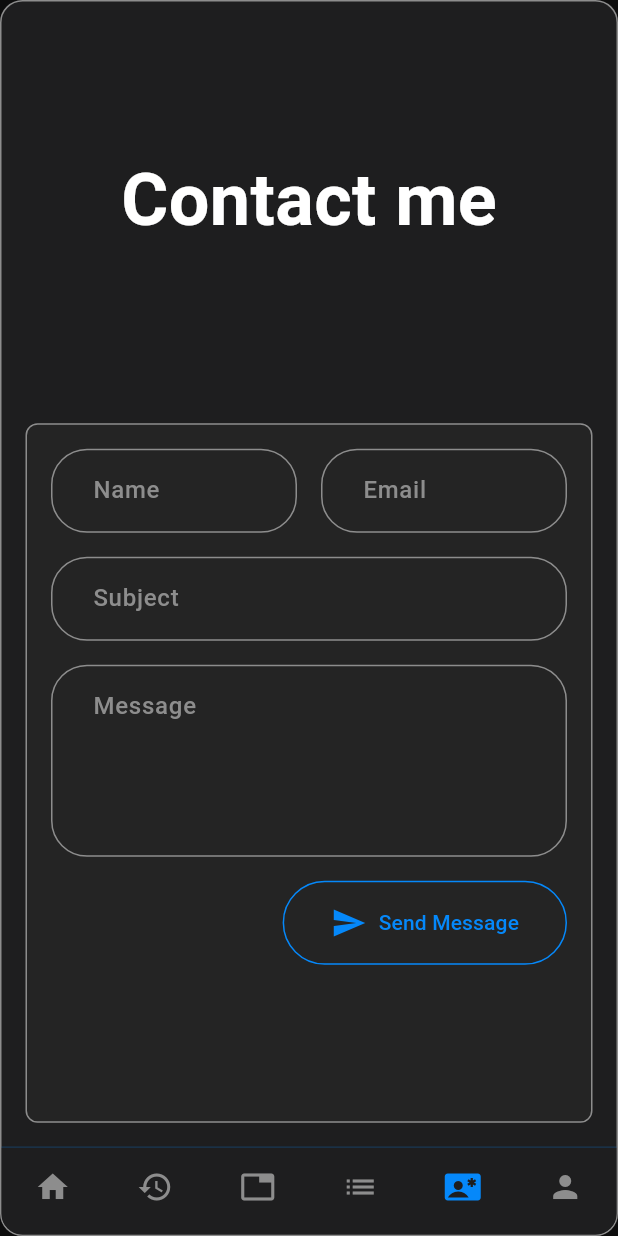
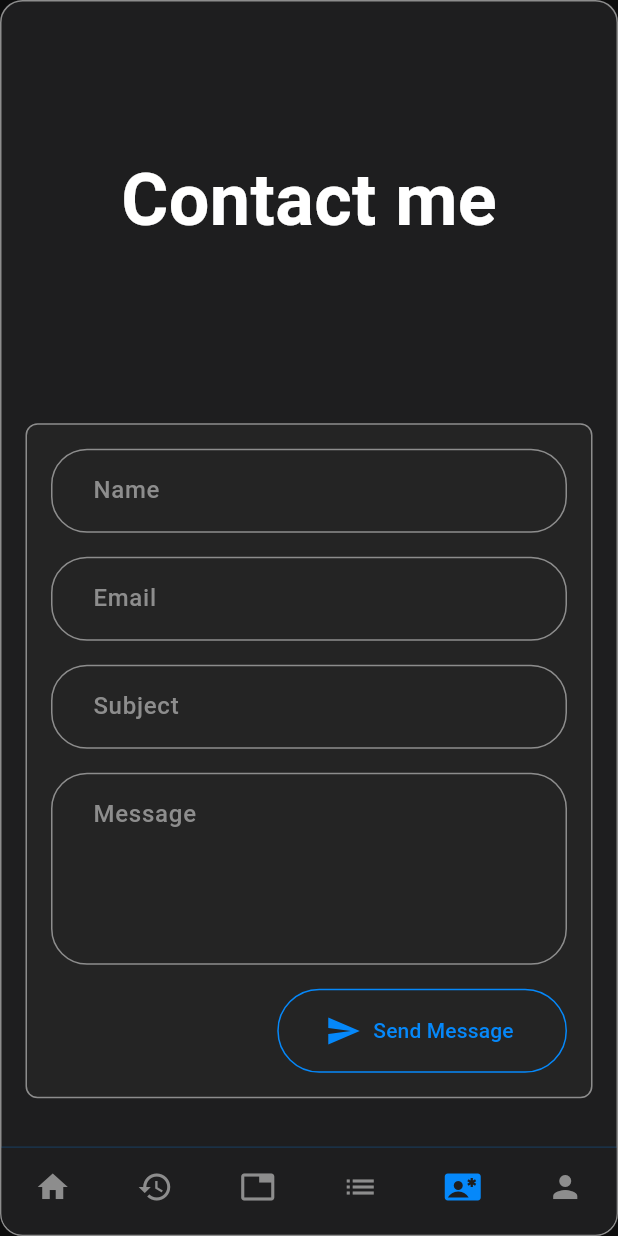
Before and after one commit to TruongThaiNgan/portfolio, a Flutter app: the screen it shows after launch, item 5 of the bottom bar chosen, on a phone screen of 412 x 824 dp. Run offline on Flutter 3.47's test engine with Material 3 defaults, Android fonts, the phone set to English and light mode, and no system bars; our stand-ins replace bot_toast, device_info_plus, dio, equatable, flutter_bloc, get_it and 5 more; missing offline and left inert: timeline_list; generated files the repository leaves out were written again.

Commit message:
feat: add contact form bloc

```diff
--- a/lib/constants/enums.dart
+++ b/lib/constants/enums.dart
@@ -12,10 +12,10 @@ enum HomeContact {
         return 'truongthaingan19@gmail.com';
 
       case phone:
-        return '+084 394 737 306';
+        return '+084 ... ... 306';
 
       case location:
-        return 'Tân Bình, Tp HCM';
+        return 'Bình Tân, Tp HCM';
     }
   }
 
--- a/lib/presentation/contact/contact_screen.dart
+++ b/lib/presentation/contact/contact_screen.dart
@@ -22,7 +22,12 @@ class ContactScreen extends StatelessWidget {
             ),
           ),
           const SizedBox(height: 32),
-          const Expanded(flex: 2, child: ContactForm()),
+          const Expanded(
+            flex: 2,
+            child: SingleChildScrollView(
+              child: ContactForm(),
+            ),
+          ),
         ],
       ),
     );
--- /dev/null
+++ b/lib/presentation/contact/logics/contact_form_state.dart
@@ -0,0 +1,35 @@
+part of 'contact_form_bloc.dart';
+
+class ContactFormState extends Equatable {
+  final String? email;
+  final String? name;
+  final String? subject;
+  final String? message;
+  final bool isSubmitting;
+  const ContactFormState({
+    this.email,
+    this.name,
+    this.subject,
+    this.message,
+    this.isSubmitting = false,
+  });
+
+  @override
+  List<Object?> get props => [email, name, subject, message, isSubmitting];
+
+  ContactFormState copyWith({
+    String? email,
+    String? name,
+    String? subject,
+    String? message,
+    bool? isSubmitting,
+  }) {
+    return ContactFormState(
+      email: email ?? this.email,
+      name: name ?? this.name,
+      subject: subject ?? this.subject,
+      message: message ?? this.message,
+      isSubmitting: isSubmitting ?? this.isSubmitting,
+    );
+  }
+}
--- /dev/null
+++ b/lib/presentation/contact/logics/count_down_form_sent_bloc.dart
@@ -0,0 +1,47 @@
+import 'dart:async';
+
+import 'package:equatable/equatable.dart';
+import 'package:flutter_bloc/flutter_bloc.dart';
+import 'package:flutter_boilerplate/services/user_prefs.dart';
+
+part './count_down_form_sent_state.dart';
+
+class CountDownFormSentBloc extends Cubit<CountDownFormSentState> {
+  CountDownFormSentBloc()
+      : super(CountDownFormSentState(
+            duration: UserPrefs.instance.getDuration())) {
+    if (state.duration > 0) {
+      onStarted(duration: state.duration);
+    }
+  }
+
+  late Timer timer;
+
+  static const int _duration = 30;
+
+  late int endTime;
+
+  void _setDuration(int duration) {
+    emit(state.copyWith(duration: duration));
+    UserPrefs.instance.setDuration(duration);
+  }
+
+  void onStarted({int? duration}) {
+    endTime = duration ?? _duration;
+
+    _setDuration(endTime);
+
+    timer = Timer.periodic(const Duration(seconds: 1), (t) {
+      _setDuration(endTime - t.tick);
+      if (t.tick == endTime) {
+        t.cancel();
+      }
+    });
+  }
+
+  @override
+  Future<void> close() {
+    timer.cancel();
+    return super.close();
+  }
+}
--- /dev/null
+++ b/lib/presentation/contact/logics/count_down_form_sent_state.dart
@@ -0,0 +1,23 @@
+// ignore_for_file: public_member_api_docs, sort_constructors_first
+
+part of './count_down_form_sent_bloc.dart';
+
+class CountDownFormSentState extends Equatable {
+  final int duration;
+  const CountDownFormSentState({
+    required this.duration,
+  });
+
+  bool get isDisableForm => duration > 0;
+
+  @override
+  List<Object> get props => [duration];
+
+  CountDownFormSentState copyWith({
+    int? duration,
+  }) {
+    return CountDownFormSentState(
+      duration: duration ?? this.duration,
+    );
+  }
+}
--- a/lib/presentation/contact/widgets/contact_form.dart
+++ b/lib/presentation/contact/widgets/contact_form.dart
@@ -1,66 +1,187 @@
 import 'package:flutter/material.dart';
+import 'package:flutter_bloc/flutter_bloc.dart';
 import 'package:flutter_boilerplate/constants/colors.dart';
+import 'package:flutter_boilerplate/constants/enums.dart';
+import 'package:flutter_boilerplate/presentation/contact/logics/contact_form_bloc.dart';
+import 'package:flutter_boilerplate/presentation/contact/logics/count_down_form_sent_bloc.dart';
 import 'package:flutter_boilerplate/presentation/widgets/input.dart';
 import 'package:flutter_boilerplate/presentation/widgets/outlined_button.dart';
+import 'package:responsive_framework/responsive_framework.dart';
 
-class ContactForm extends StatelessWidget {
+class ContactForm extends StatefulWidget {
   const ContactForm({super.key});
 
   @override
+  State<ContactForm> createState() => _ContactFormState();
+}
+
+class _ContactFormState extends State<ContactForm> {
+  final _formKey = GlobalKey<FormState>();
+
+  void _onSubmitForm(
+    BuildContext context,
+  ) {
+    bool isValidate = _formKey.currentState!.validate();
+
+    if (isValidate) {
+      context.read<ContactFormBloc>().onSubmit(
+            onCallback: () => context.read<CountDownFormSentBloc>().onStarted(),
+          );
+    }
+  }
+
+  @override
   Widget build(BuildContext context) {
-    return Container(
+    return Form(
+      key: _formKey,
+      child: Container(
         decoration: BoxDecoration(
           color: AppColors.secondaryBackground,
           borderRadius: BorderRadius.circular(8),
           border: Border.all(color: AppColors.secondaryText),
         ),
         padding: const EdgeInsets.all(16),
-      child: const Column(
+        child: Column(
           crossAxisAlignment: CrossAxisAlignment.end,
           children: [
-          Row(
-            children: [
-              // Name
-              Expanded(
-                child: XInput(
-                  labelText: 'Name',
-                  value: '',
-                ),
-              ),
-              SizedBox(width: 16),
-              // EMail
-              Expanded(
-                child: XInput(
-                  labelText: 'Email',
-                  value: '',
-                ),
-              ),
+            _nameAndEmail(),
+            const SizedBox(height: 16),
+            // Subject
+            _subjectField(),
+
+            const SizedBox(height: 16),
+            // Message
+            _messageField(),
+
+            const SizedBox(height: 16),
+            // Submit button
+            BlocBuilder<CountDownFormSentBloc, CountDownFormSentState>(
+                builder: (context, state) {
+              return XOutlinedButton(
+                title: !state.isDisableForm
+                    ? "Send Message "
+                    : "Wait : ${state.duration}",
+                icon: const Icon(Icons.send),
+                enabled: !state.isDisableForm,
+                onPressed: () => _onSubmitForm(context),
+              );
+            }),
           ],
         ),
-          SizedBox(height: 16),
-          // Subject
-          XInput(
-            labelText: 'Subject',
-            value: '',
-          ),
-
-          SizedBox(height: 16),
-          // Message
-          XInput(
-            labelText: 'Message',
-            value: '',
-            maxLines: 4,
-            textAlign: TextAlign.start,
-          ),
-
-          SizedBox(height: 16),
-          // Submit button
-          XOutlinedButton(
-            title: 'Send Message',
-            icon: Icon(Icons.send),
-          ),
-        ],
       ),
     );
   }
+
+  Widget _messageField() {
+    return BlocBuilder<ContactFormBloc, ContactFormState>(
+      buildWhen: (previous, current) => previous.message != current.message,
+      builder: (context, state) {
+        return XInput(
+          labelText: 'Message',
+          value: state.message ?? '',
+          onChanged: (value) =>
+              context.read<ContactFormBloc>().updateMessage(value),
+          maxLines: 4,
+          textAlign: TextAlign.start,
+          validator: (value) {
+            if (value == null || value.isEmpty) {
+              return 'Please enter some text';
             }
+            return null;
+          },
+        );
+      },
+    );
+  }
+
+  Widget _subjectField() {
+    return BlocBuilder<ContactFormBloc, ContactFormState>(
+      buildWhen: (previous, current) => previous.subject != current.subject,
+      builder: (context, state) {
+        return XInput(
+          labelText: 'Subject',
+          validator: (value) {
+            if (value == null || value.isEmpty) {
+              return 'Please enter some text';
+            }
+            return null;
+          },
+          value: state.subject ?? '',
+        );
+      },
+    );
+  }
+
+  Widget _nameField() {
+    return BlocBuilder<ContactFormBloc, ContactFormState>(
+      buildWhen: (previous, current) => previous.name != current.name,
+      builder: (context, state) {
+        return XInput(
+          labelText: 'Name',
+          validator: (value) {
+            if (value == null || value.isEmpty) {
+              return 'Please enter some text';
+            }
+            return null;
+          },
+          value: state.name ?? '',
+        );
+      },
+    );
+  }
+
+  Widget _emailField() {
+    return BlocBuilder<ContactFormBloc, ContactFormState>(
+        buildWhen: (previous, current) => previous.email != current.email,
+        builder: (context, state) {
+          return XInput(
+            labelText: 'Email',
+            value: state.email ?? '',
+            validator: (value) {
+              if (value == null || value.isEmpty) {
+                return 'Please enter some text';
+              }
+
+              final bool emailValid = RegExp(
+                      r"^[a-zA-Z0-9.!#$%&'*+/=?^_`{|}~-]+@[a-zA-Z0-9](?:[a-zA-Z0-9-]{0,253}[a-zA-Z0-9])?(?:\.[a-zA-Z0-9](?:[a-zA-Z0-9-]{0,253}[a-zA-Z0-9])?)*$")
+                  .hasMatch(value);
+
+              if (!emailValid) {
+                return 'Invalid email address';
+              }
+              return null;
+            },
+          );
+        });
+  }
+
+  Widget _nameAndEmail() {
+    return LayoutBuilder(
+      builder: (context, _) {
+        ResponsiveBreakpointsData data = ResponsiveBreakpoints.of(context);
+
+        if (data.equals(XResponsiveBreakpoint.xSmall.name)) {
+          return Column(
+            children: [
+              _nameField(),
+              const SizedBox(height: 16),
+              _emailField(),
+            ],
+          );
+        }
+        return Row(
+          crossAxisAlignment: CrossAxisAlignment.start,
+          children: [
+            Expanded(
+              child: _nameField(),
+            ),
+            const SizedBox(width: 16),
+            Expanded(
+              child: _emailField(),
+            ),
+          ],
+        );
+      },
+    );
+  }
+}
--- a/lib/presentation/home/widgets/profile_sidebar.dart
+++ b/lib/presentation/home/widgets/profile_sidebar.dart
@@ -19,7 +19,8 @@ class ProfileSidebar extends StatelessWidget {
             .smallerThan(XResponsiveBreakpoint.large.name);
         return CardWrapper(
           width: isSmallerLargeScreen ? 230 : 300,
-          content: Column(
+          content: SingleChildScrollView(
+            child: Column(
               mainAxisSize: MainAxisSize.min,
               children: [
                 const SizedBox(height: 16),
@@ -31,6 +32,7 @@ class ProfileSidebar extends StatelessWidget {
                 ),
                 _quickContactSection(),
               ],
+            ),
           ),
         );
       },
--- a/lib/presentation/my_app.dart
+++ b/lib/presentation/my_app.dart
@@ -1,6 +1,10 @@
+import 'package:bot_toast/bot_toast.dart';
 import 'package:flutter/material.dart';
+import 'package:flutter_bloc/flutter_bloc.dart';
 import 'package:flutter_boilerplate/constants/colors.dart';
 import 'package:flutter_boilerplate/constants/enums.dart';
+import 'package:flutter_boilerplate/presentation/contact/logics/contact_form_bloc.dart';
+import 'package:flutter_boilerplate/presentation/contact/logics/count_down_form_sent_bloc.dart';
 import 'package:flutter_boilerplate/router/routes.dart';
 import 'package:flutter_gen/gen_l10n/app_localizations.dart';
 import 'package:responsive_framework/responsive_framework.dart';
@@ -11,7 +15,12 @@ class MyApp extends StatelessWidget {
   // This widget is the root of your application.
   @override
   Widget build(BuildContext context) {
-    return MaterialApp.router(
+    return MultiBlocProvider(
+      providers: [
+        BlocProvider(create: (_) => ContactFormBloc()),
+        BlocProvider(create: (_) => CountDownFormSentBloc()),
+      ],
+      child: MaterialApp.router(
         title: 'Thái Ngân',
         theme: ThemeData(
           textTheme: const TextTheme().copyWith(
@@ -29,8 +38,12 @@ class MyApp extends StatelessWidget {
         localizationsDelegates: AppLocalizations.localizationsDelegates,
         supportedLocales: AppLocalizations.supportedLocales,
         routerConfig: router,
-      builder: (context, child) => ResponsiveBreakpoints.builder(
-        child: child!,
+        builder: (context, child) {
+          final botToastBuilder = BotToastInit();
+
+          child = botToastBuilder(context, child);
+          return ResponsiveBreakpoints.builder(
+            child: child,
             breakpoints: [
               Breakpoint(
                 start: 0,
@@ -63,6 +76,8 @@ class MyApp extends StatelessWidget {
                 name: XResponsiveBreakpoint.extraExtraLarge.name,
               ),
             ],
+          );
+        },
       ),
     );
   }
--- a/lib/presentation/widgets/input.dart
+++ b/lib/presentation/widgets/input.dart
@@ -18,6 +18,7 @@ class XInput extends StatefulWidget {
     this.inputFormatters,
     this.onFieldSubmitted,
     this.labelText,
+    this.validator,
   });
   final String value;
   final TextInputType? keyboardType;
@@ -34,6 +35,7 @@ class XInput extends StatefulWidget {
   final TextStyle? style;
   final List<TextInputFormatter>? inputFormatters;
   final void Function(String)? onFieldSubmitted;
+  final String? Function(String?)? validator;
 
   @override
   State<XInput> createState() => _XInputState();
@@ -80,6 +82,7 @@ class _XInputState extends State<XInput> {
       onChanged: widget.onChanged,
       maxLines: widget.maxLines,
       keyboardType: widget.keyboardType,
+      validator: widget.validator,
       style: widget.style,
       textAlign: widget.textAlign,
       obscureText: obscureText,
--- a/lib/presentation/widgets/outlined_button.dart
+++ b/lib/presentation/widgets/outlined_button.dart
@@ -30,8 +30,9 @@ class XOutlinedButton extends StatelessWidget {
             }
           }
         : null;
-    final foregroundColor = AppColors.primary;
-    final indicator = CircularProgressIndicator();
+    final foregroundColor =
+        enabled ? AppColors.primary : AppColors.secondaryText;
+    const indicator = CircularProgressIndicator();
     // XIndicator(radius: size.iconSize / 2, color: foregroundColor);
 
     return SizedBox(
@@ -45,13 +46,17 @@ class XOutlinedButton extends StatelessWidget {
             ),
             // textStyle: size.style.copyWith(),
             // minimumSize: Size(size.minWidth, size.height),
-            padding: EdgeInsets.symmetric(horizontal: 32, vertical: 16),
+            padding: const EdgeInsets.symmetric(horizontal: 32, vertical: 16),
           ),
         ),
         child: icon != null
             ? OutlinedButton.icon(
                 onPressed: onPressed,
-                label: child ?? Text(title ?? ''),
+                label: child ??
+                    Text(
+                      title ?? '',
+                      style: TextStyle(color: foregroundColor),
+                    ),
                 icon: busy
                     ? indicator
                     : IconTheme(
@@ -59,7 +64,8 @@ class XOutlinedButton extends StatelessWidget {
                           // size: size.iconSize,
                           color: foregroundColor,
                         ),
-                        child: icon!),
+                        child: icon!,
+                      ),
               )
             : OutlinedButton(
                 onPressed: onPressed,
--- a/lib/router/routes.dart
+++ b/lib/router/routes.dart
@@ -1,8 +1,10 @@
+import 'package:bot_toast/bot_toast.dart';
 import 'package:flutter_boilerplate/presentation/home/home_screen.dart';
 import 'package:go_router/go_router.dart';
 
 // GoRouter configuration
 final router = GoRouter(
+  observers: [BotToastNavigatorObserver()],
   routes: [
     GoRoute(
       path: '/',
--- a/pubspec.yaml
+++ b/pubspec.yaml
@@ -41,7 +41,7 @@ dependencies:
   flutter_localizations:
     sdk: flutter
   intl: any
-  shared_preferences: ^2.3.3
+  shared_preferences: ^2.5.2
   dio: ^5.8.0+1
   equatable: ^2.0.7
   get_it: ^8.0.3
@@ -50,6 +50,7 @@ dependencies:
   logger: ^2.5.0
   timeline_list: ^0.1.1
   responsive_framework: ^1.5.1
+  bot_toast: ^4.1.3
 
 dev_dependencies:
   flutter_test:
```
Also changed, not shown: lib/presentation/about_me/widgets/abilities_section.dart (+5 -7 lines), lib/presentation/about_me/widgets/skills_section.dart (+4 -7 lines), lib/presentation/contact/logics/contact_form_bloc.dart (added, +39 -0 lines), lib/presentation/resume/widgets/timeline_history.dart (+11 -20 lines), lib/presentation/widgets/dialogs/toast_wrapper.dart (+44 -44 lines), lib/services/user_prefs.dart (+22 -24 lines), pubspec.lock. Lines whose indentation alone changed are shown as unchanged.
